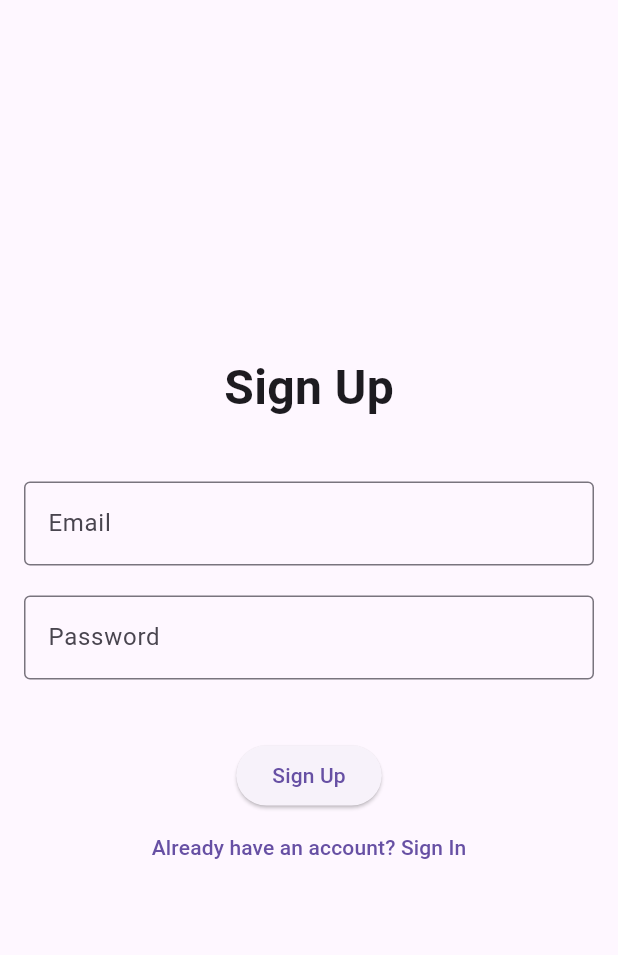
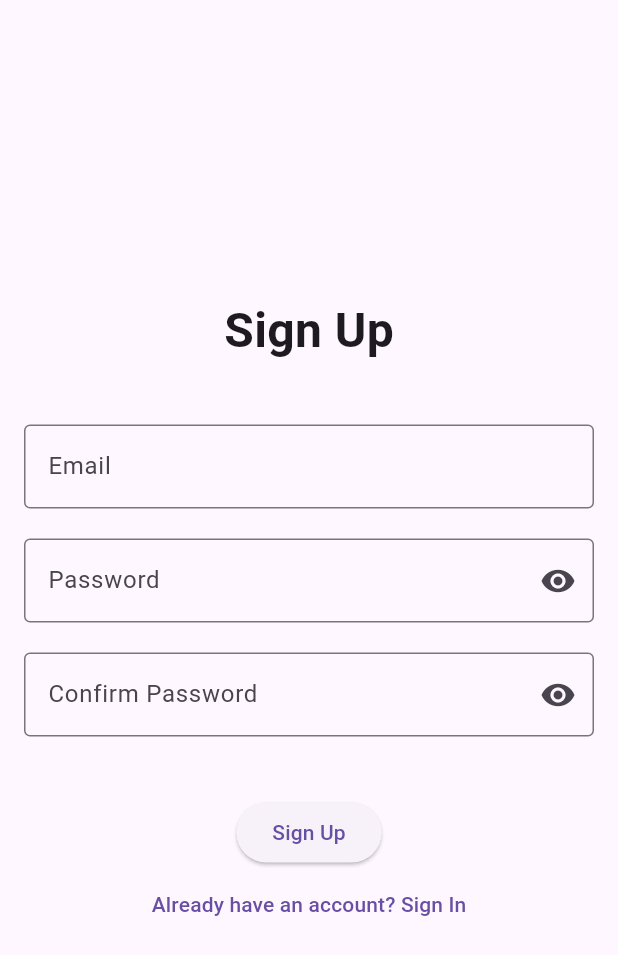
Before and after one commit to Dajev007/Fluter_authentication, a Flutter app: the screen it shows after launch, after a tap on "Don’t have an account? Sign Up", on a phone screen of 412 x 824 dp. Shown: the top 955 px of the screen. Run offline on Flutter 3.47's test engine with Material 3 defaults, Android fonts, the phone set to English and light mode, and no system bars; our stand-ins replace firebase_auth, firebase_core, fluttertoast; accounts and stored records are empty; network calls fail.

Commit message:
homepage added Added a toggle to show/hide the password toast message added

```diff
--- a/lib/main.dart
+++ b/lib/main.dart
@@ -1,11 +1,12 @@
 import 'package:firebase_core/firebase_core.dart';
 import 'package:flutter/material.dart';
+import 'package:projecttest/pages/home_page.dart';
 import 'package:projecttest/pages/signin_page.dart';
 import 'package:projecttest/pages/signup_page.dart';
 
 void main() async {
-  WidgetsFlutterBinding.ensureInitialized(); // Ensures that Firebase is initialized before the app starts
-  await Firebase.initializeApp(); // Initializes Firebase
+  WidgetsFlutterBinding.ensureInitialized();
+  await Firebase.initializeApp();
   runApp(MyApp());
 }
 
@@ -21,6 +22,7 @@ class MyApp extends StatelessWidget {
       routes: {
         '/signin': (context) => SignInPage(),
         '/signup': (context) => SignUpPage(),
+        '/home': (context) => HomePage(),
       },
     );
   }
--- a/lib/pages/signIn_page.dart
+++ b/lib/pages/signIn_page.dart
@@ -1,7 +1,7 @@
 import 'package:firebase_auth/firebase_auth.dart';
 import 'package:flutter/material.dart';
 import 'package:projecttest/firebase_auth_services.dart';
-
+import 'home_page.dart';
 
 class SignInPage extends StatefulWidget {
   @override
@@ -12,6 +12,7 @@ class _SignInPageState extends State<SignInPage> {
   final TextEditingController _emailController = TextEditingController();
   final TextEditingController _passwordController = TextEditingController();
   final FirebaseAuthServices _authServices = FirebaseAuthServices();
+  bool _obscurePassword = true; // For password visibility toggle
 
   @override
   Widget build(BuildContext context) {
@@ -36,10 +37,20 @@ class _SignInPageState extends State<SignInPage> {
             const SizedBox(height: 20),
             TextField(
               controller: _passwordController,
-              obscureText: true,
-              decoration: const InputDecoration(
+              obscureText: _obscurePassword,
+              decoration: InputDecoration(
                 labelText: 'Password',
-                border: OutlineInputBorder(),
+                border: const OutlineInputBorder(),
+                suffixIcon: IconButton(
+                  icon: Icon(
+                    _obscurePassword ? Icons.visibility : Icons.visibility_off,
+                  ),
+                  onPressed: () {
+                    setState(() {
+                      _obscurePassword = !_obscurePassword;
+                    });
+                  },
+                ),
               ),
             ),
             const SizedBox(height: 40),
@@ -52,8 +63,10 @@ class _SignInPageState extends State<SignInPage> {
                   password,
                 );
                 if (user != null) {
-                  ScaffoldMessenger.of(context).showSnackBar(
-                    const SnackBar(content: Text('Signed in successfully')),
+                  // Navigate to home page on successful login
+                  Navigator.pushReplacement(
+                    context,
+                    MaterialPageRoute(builder: (context) => HomePage()),
                   );
                 } else {
                   ScaffoldMessenger.of(context).showSnackBar(
--- a/lib/pages/signUp_page.dart
+++ b/lib/pages/signUp_page.dart
@@ -1,6 +1,7 @@
 import 'package:firebase_auth/firebase_auth.dart';
 import 'package:flutter/material.dart';
 import 'package:projecttest/firebase_auth_services.dart';
+import 'package:fluttertoast/fluttertoast.dart';
 
 class SignUpPage extends StatefulWidget {
   @override
@@ -10,8 +11,11 @@ class SignUpPage extends StatefulWidget {
 class _SignUpPageState extends State<SignUpPage> {
   final TextEditingController _emailController = TextEditingController();
   final TextEditingController _passwordController = TextEditingController();
+  final TextEditingController _confirmPasswordController = TextEditingController();
   final FirebaseAuthServices _authServices = FirebaseAuthServices();
-  String _errorMessage = ''; // New variable to store error messages
+  bool _obscurePassword = true;
+
+  String _errorMessage = '';
 
   @override
   Widget build(BuildContext context) {
@@ -36,40 +40,66 @@ class _SignUpPageState extends State<SignUpPage> {
             const SizedBox(height: 20),
             TextField(
               controller: _passwordController,
-              obscureText: true,
-              decoration: const InputDecoration(
+              obscureText: _obscurePassword,
+              decoration: InputDecoration(
                 labelText: 'Password',
-                border: OutlineInputBorder(),
+                border: const OutlineInputBorder(),
+                suffixIcon: IconButton(
+                  icon: Icon(
+                    _obscurePassword ? Icons.visibility : Icons.visibility_off,
+                  ),
+                  onPressed: () {
+                    setState(() {
+                      _obscurePassword = !_obscurePassword;
+                    });
+                  },
+                ),
+              ),
+            ),
+            const SizedBox(height: 20),
+            TextField(
+              controller: _confirmPasswordController,
+              obscureText: _obscurePassword,
+              decoration: InputDecoration(
+                labelText: 'Confirm Password',
+                border: const OutlineInputBorder(),
+                suffixIcon: IconButton(
+                  icon: Icon(
+                    _obscurePassword ? Icons.visibility : Icons.visibility_off,
+                  ),
+                  onPressed: () {
+                    setState(() {
+                      _obscurePassword = !_obscurePassword;
+                    });
+                  },
+                ),
               ),
             ),
             const SizedBox(height: 40),
             ElevatedButton(
               onPressed: () async {
-                setState(() {
-                  _errorMessage = ''; // Reset error message on button press
-                });
-
                 String email = _emailController.text.trim();
                 String password = _passwordController.text.trim();
+                String confirmPassword = _confirmPasswordController.text.trim();
 
-                try {
+                if (password != confirmPassword) {
+                  setState(() {
+                    _errorMessage = "Passwords do not match!";
+                  });
+                  return;
+                }
+
                 User? user = await _authServices.signupWithEmailAndPassword(
                   email,
                   password,
                 );
                 if (user != null) {
-                    ScaffoldMessenger.of(context).showSnackBar(
-                      const SnackBar(content: Text('Signed up successfully')),
-                    );
+                  // Show success message and navigate to SignInPage
+                  Fluttertoast.showToast(msg: 'Sign up successful, please login');
+                  Navigator.pushNamed(context, '/signin');
                 } else {
                   setState(() {
-                      _errorMessage = 'Sign up failed. Please try again.';
-                    });
-                  }
-                } catch (e) {
-                  // Display error message on sign up failure
-                  setState(() {
-                    _errorMessage = e.toString();
+                    _errorMessage = 'Sign up failed';
                   });
                 }
               },
--- a/pubspec.yaml
+++ b/pubspec.yaml
@@ -37,6 +37,8 @@ dependencies:
   cupertino_icons: ^1.0.8
   firebase_core: ^3.6.0
   firebase_auth: ^5.3.1
+  fluttertoast:  ^8.0.8
+
 dev_dependencies:
   flutter_test:
     sdk: flutter
```
Also changed, not shown: lib/pages/home_page.dart (added, +18 -0 lines), lib/pages/home.dart (deleted), pubspec.lock. Lines whose indentation alone changed are shown as unchanged.
